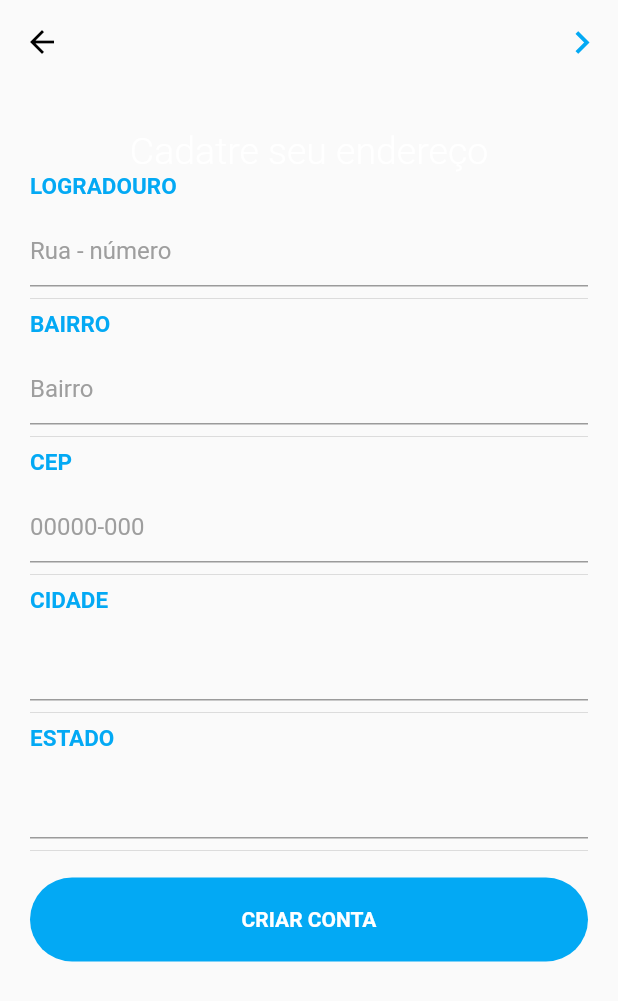
After one commit to LuizHFJesus/sos_deslizamentos, a Flutter app: the SingUpEndTab screen opened directly, on a phone screen of 412 x 824 dp. The commit adds this screen. Shown: the top 1001 px of the screen. Run offline on Flutter 3.47's test engine with Material 2 defaults, Android fonts, the light colour scheme and no system bars; our stand-ins replace cloud_firestore, firebase_auth, form_field_validator; accounts and stored records are empty.

Commit message:
adição do cadastro do endereço

```diff
--- /dev/null
+++ b/lib/tabs/singupend_tab.dart
@@ -0,0 +1,145 @@
+import 'package:flutter/material.dart';
+import 'package:form_field_validator/form_field_validator.dart';
+import 'package:scoped_model/scoped_model.dart';
+import 'package:sos_deslizamentos_app/models/user_model.dart';
+import 'package:sos_deslizamentos_app/widgets/custom_textFormField.dart';
+import 'package:sos_deslizamentos_app/widgets/round_button.dart';
+
+
+class SingUpEndTab extends StatefulWidget {
+  @override
+  _SingUpEndTabState createState() => _SingUpEndTabState();
+}
+
+class _SingUpEndTabState extends State<SingUpEndTab> {
+
+  final _cepController = TextEditingController();
+  final _logradouroController = TextEditingController();
+  final _bairroController = TextEditingController();
+  final _cidadeController = TextEditingController();
+  final _estadoController = TextEditingController();
+
+  final _formKey = GlobalKey<FormState>();
+  final _scaffoldKey = GlobalKey<ScaffoldState>();
+
+  @override
+  Widget build(BuildContext context) {
+    return Scaffold(
+        key: _scaffoldKey,
+        appBar: AppBar(
+          backgroundColor: Colors.transparent,
+          elevation: 0.0,
+
+          actions: <Widget>[
+            IconButton(
+                icon: Icon(Icons.keyboard_arrow_right),
+                color: Theme.of(context).primaryColor,
+                iconSize: 30.0,
+                onPressed: (){}
+            ),
+          ],
+        ),
+
+        body: ScopedModelDescendant<UserModel>(
+            builder: (context, child, model) {
+
+              return SingleChildScrollView(
+                child: Form(
+                  key: _formKey,
+                  child: Padding(
+                    padding: EdgeInsets.symmetric(horizontal: 20.0, vertical: 10.0),
+                    child: Container(
+                      width: MediaQuery.of(context).size.width,
+                      child: Column(
+                          children: <Widget>[
+
+                            Container(
+                              padding: EdgeInsets.only(top: 20.0),
+                              child: Text(
+                                "Cadatre seu endereço",
+                                style: TextStyle(
+                                    color: Colors.white,
+                                    fontSize: 25.0,
+                                    fontWeight: FontWeight.w300
+                                ),
+                              ),
+                            ),
+
+                            CustomTextFormField(
+                                title: "Logradouro",
+                                controller: _logradouroController,
+                                obscureText: false,
+                                hintText: "Rua - número",
+                                suffixIcon: null,
+                                inputType: TextInputType.text,
+                                validator: RequiredValidator(errorText: " ")
+                            ),
+                            Divider(height: 16.0),
+
+                            CustomTextFormField(
+                                title: "Bairro",
+                                controller: _bairroController,
+                                obscureText: false,
+                                hintText: "Bairro",
+                                suffixIcon: null,
+                                inputType: TextInputType.text,
+                                validator: RequiredValidator(errorText: " ")
+                            ),
+                            Divider(height: 16.0),
+
+                            CustomTextFormField(
+                                title: "CEP",
+                                controller: _cepController,
+                                obscureText: false,
+                                hintText: "00000-000",
+                                suffixIcon: null,
+                                inputType: TextInputType.text,
+                                validator: RequiredValidator(errorText: " !")
+                            ),
+                            Divider(height: 16.0),
+
+                            CustomTextFormField(
+                                title: "Cidade",
+                                controller: _cidadeController,
+                                obscureText: false,
+                                hintText: " ",
+                                suffixIcon: null,
+                                inputType: TextInputType.text,
+                                validator: RequiredValidator(errorText: " !")
+                            ),
+                            Divider(height: 16.0,),
+
+                            CustomTextFormField(
+                                title: "Estado",
+                                controller: _estadoController,
+                                obscureText: false,
+                                hintText: " ",
+                                suffixIcon: null,
+                                inputType: TextInputType.text,
+                                validator: RequiredValidator(errorText: " !")
+                            ),
+                            Divider(height: 16.0,),
+
+                            Container( // button login
+                              width: MediaQuery.of(context).size.width,
+                              margin: EdgeInsets.only(top: 10.0),
+                              alignment: Alignment.center,
+                              child: RoundButton(
+                                  buttonText: "Criar Conta",
+                                  backgroundColor: Theme.of(context).primaryColor,
+                                  textColor: Colors.white,
+                                  functionOnPressed: (){}
+                              ),
+                            ),
+
+                      ]
+                  ),
+                ),
+              ),
+              ),
+              );
+            }
+        )
+    );
+  }
+}
--- a/lib/widgets/custom_textFormField.dart
+++ b/lib/widgets/custom_textFormField.dart
@@ -1,4 +1,5 @@
 import 'package:flutter/material.dart';
+
 
 class CustomTextFormField extends StatelessWidget {
 
```
Also changed, not shown: lib/main.dart (indentation only), pubspec.lock.
